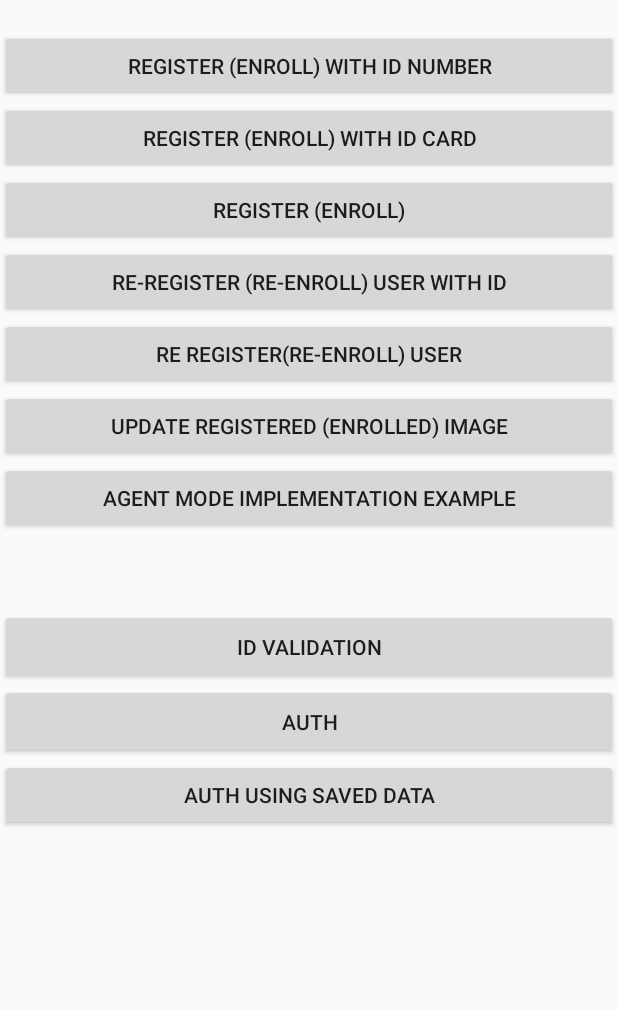
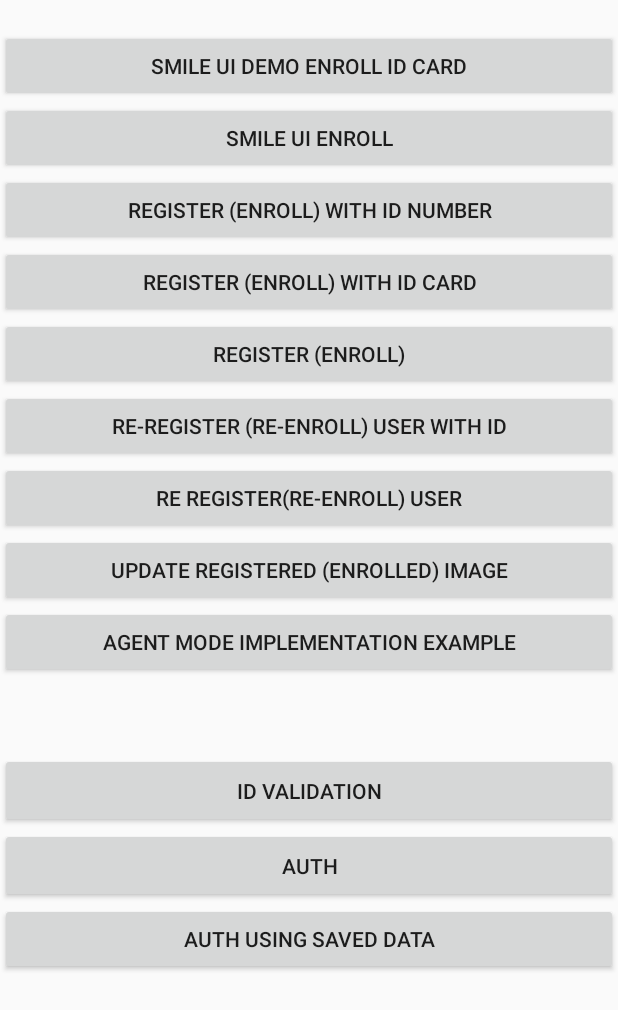
Before and after one commit to smileidentity/Smile_ID_Android_Sample, an Android app: the layout sid_smile_id_layout.xml on its own in the app's theme, with its tools: preview values and no code run, on a phone screen of 412 x 824 dp. Shown: the top 1010 px of the screen. Run offline under Robolectric (Android 15) with nearby library versions, the phone set to English and light mode, and no system bars.

Commit message:
smile ui implementattion

```diff
--- a/app/src/main/res/layout/sid_smile_id_layout.xml
+++ b/app/src/main/res/layout/sid_smile_id_layout.xml
@@ -9,6 +9,18 @@
         android:layout_width="match_parent"
         android:layout_height="wrap_content"
         android:orientation="vertical">
+
+        <Button
+            android:id="@+id/enroll_id_card_smile_ui"
+            android:layout_width="match_parent"
+            android:layout_height="wrap_content"
+            android:text="@string/enroll_id_card_smile_ui" />
+
+        <Button
+            android:id="@+id/enroll_smile_ui"
+            android:layout_width="match_parent"
+            android:layout_height="wrap_content"
+            android:text="@string/enroll_smile_ui" />
 
         <LinearLayout
             android:layout_width="match_parent"
--- a/app/src/main/res/values/strings.xml
+++ b/app/src/main/res/values/strings.xml
@@ -49,4 +49,6 @@
     <string name="tooFarMessage">Custom too far message</string>
     <string name="loadingMessage">Custom loading message</string>
     <string name="detectingFaceMessage">Custom detecting message</string>
+    <string name="enroll_id_card_smile_ui">Smile UI Demo Enroll ID Card</string>
+    <string name="enroll_smile_ui">Smile UI Enroll</string>
 </resources>
--- a/build.gradle
+++ b/build.gradle
@@ -6,6 +6,9 @@ buildscript {
         google()
         jcenter()
         mavenCentral()
+        maven {
+            url 'https://oss.sonatype.org/content/repositories/snapshots/'
+        }
     }
     dependencies {
         classpath 'com.android.tools.build:gradle:3.4.2'
@@ -26,6 +29,9 @@ allprojects {
         google()
         jcenter()
         mavenCentral()
+        maven {
+            url 'https://oss.sonatype.org/content/repositories/snapshots/'
+        }
     }
 }
 
--- a/settings.gradle
+++ b/settings.gradle
@@ -1 +1,3 @@
-include ':app',':ccp'
+include ':app', ':ccp'/*, ':smile-id-ui', ':smile_detect_library-release'*/
+//project(':smile_detect_library-release').projectDir = new File('../android_lib')
+//project(':smile-id-ui').projectDir = new File('../smildidui/app')
```
Also changed, not shown: app/build.gradle (+9 -21 lines), app/src/main/AndroidManifest.xml (+6 -3 lines), app/src/main/java/com/demo/smileid/sid_sdk/SIDSmileIDActivity.java (+45 -1 lines).
